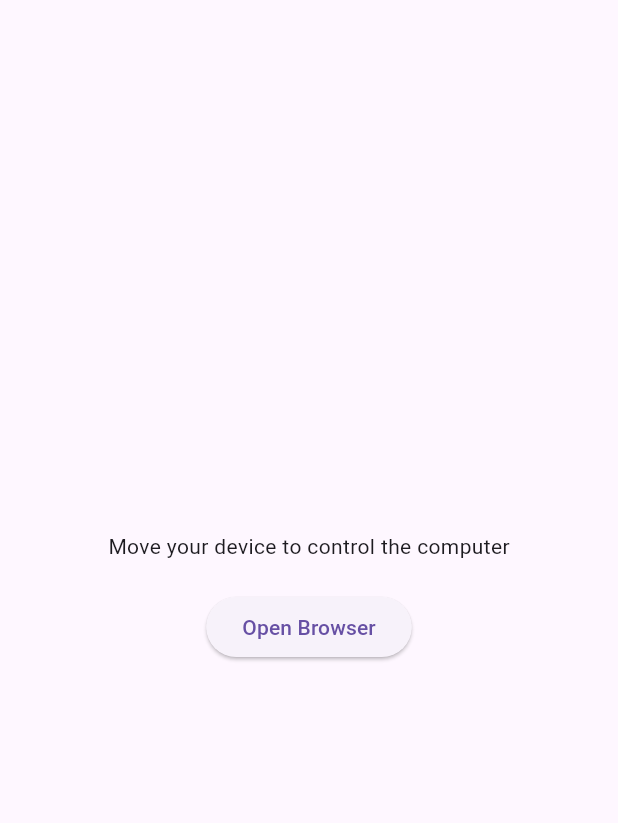
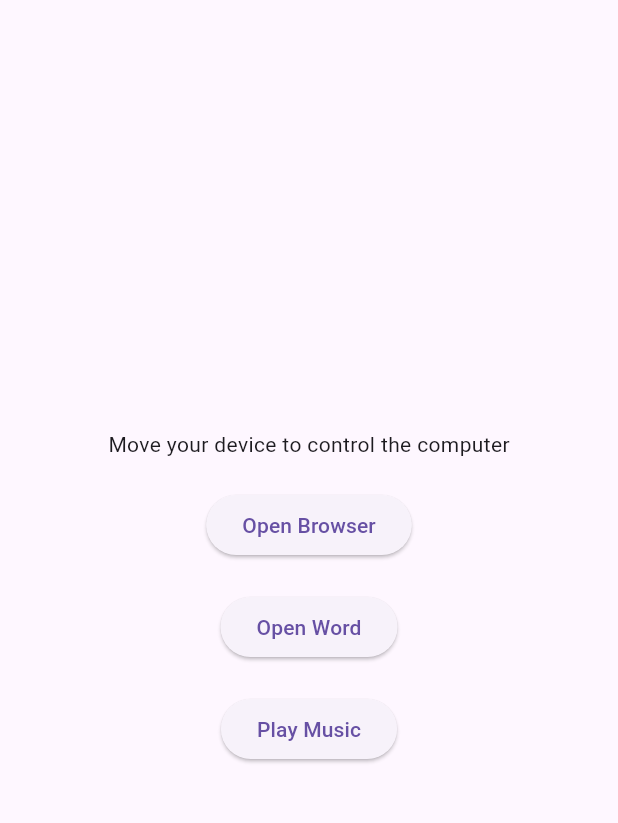
Before and after one commit to JoelRiveraL/giroscopio_flutter, a Flutter app: the screen it shows after launch, after a tap on "Open Browser", on a phone screen of 412 x 824 dp, the part 63-886 px from its top. Run offline on Flutter 3.47's test engine with Material 3 defaults, Android fonts, the phone set to English and light mode, and no system bars; our stand-ins replace sensors_plus; network calls fail.

Commit message:
sensitivityChangeAndPetitionsControl

```diff
--- a/giroscopio_leccion_g4/lib/main.dart
+++ b/giroscopio_leccion_g4/lib/main.dart
@@ -2,10 +2,12 @@ import 'package:flutter/material.dart';
 import 'screens/home_screen.dart';
 
 void main() {
-  runApp(MyApp());
+  runApp(const MyApp());
 }
 
 class MyApp extends StatelessWidget {
+  const MyApp({super.key});
+
   @override
   Widget build(BuildContext context) {
     return MaterialApp(
@@ -13,7 +15,7 @@ class MyApp extends StatelessWidget {
       theme: ThemeData(
         primarySwatch: Colors.blue,
       ),
-      home: HomeScreen(),
+      home: const HomeScreen(),
     );
   }
 }
--- a/giroscopio_leccion_g4/lib/screens/home_screen.dart
+++ b/giroscopio_leccion_g4/lib/screens/home_screen.dart
@@ -4,29 +4,45 @@ import '../services/communication_service.dart';
 import '../utils/gyro_helper.dart';
 
 class HomeScreen extends StatefulWidget {
+  const HomeScreen({super.key});
+
   @override
-  _HomeScreenState createState() => _HomeScreenState();
+  State<HomeScreen> createState() => _HomeScreenState();
 }
 
 class _HomeScreenState extends State<HomeScreen> {
   final CommunicationService _communicationService =
-      CommunicationService('ws://192.168.137.54:8765');
+      CommunicationService('ws://192.168.137.1:8765');
   final GyroHelper _gyroHelper = GyroHelper();
 
   @override
   void initState() {
     super.initState();
+    // Variable para controlar el tiempo entre comandos
+    DateTime lastCommandTime = DateTime.now();
+
     _gyroHelper.startListening((GyroscopeEvent event) {
       // Disminuir la sensibilidad ajustando el umbral
-      double sensitivityThreshold = 0.5; // Ajusta este valor para cambiar la sensibilidad
+      double sensitivityThreshold =
+          4.0; // Cambia este valor según la sensibilidad deseada
+      Duration commandCooldown =
+          const Duration(seconds: 1); // Tiempo mínimo entre comandos
 
-      // Mapear los datos del giroscopio a comandos
+      // Verificar si ha pasado suficiente tiempo desde el último comando
+      if (DateTime.now().difference(lastCommandTime) >= commandCooldown) {
         if (event.x > sensitivityThreshold) {
           _communicationService.sendCommand('open_browser');
+          lastCommandTime =
+              DateTime.now(); // Actualizar el tiempo del último comando
         } else if (event.y > sensitivityThreshold) {
           _communicationService.sendCommand('open_word');
+          lastCommandTime =
+              DateTime.now(); // Actualizar el tiempo del último comando
         } else if (event.z > sensitivityThreshold) {
           _communicationService.sendCommand('play_music');
+          lastCommandTime =
+              DateTime.now(); // Actualizar el tiempo del último comando
+        }
       }
     });
   }
@@ -41,20 +57,36 @@ class _HomeScreenState extends State<HomeScreen> {
   Widget build(BuildContext context) {
     return Scaffold(
       appBar: AppBar(
-        title: Text('Gyroscope Control'),
+        title: const Text('Gyroscope Control'),
       ),
       body: Center(
         child: Column(
           mainAxisAlignment: MainAxisAlignment.center,
           children: [
-            Text('Move your device to control the computer'),
-            SizedBox(height: 20),
+            const Text('Move your device to control the computer'),
+            const SizedBox(height: 20),
             ElevatedButton(
               onPressed: () {
                 // Enviar el comando 'open_browser' al servidor
                 _communicationService.sendCommand('open_browser');
               },
-              child: Text('Open Browser'),
+              child: const Text('Open Browser'),
+            ),
+             const SizedBox(height: 20),
+            ElevatedButton(
+              onPressed: () {
+                // Enviar el comando 'open_word' al servidor
+                _communicationService.sendCommand('open_word');
+              },
+              child: const Text('Open Word'),
+            ),
+            const SizedBox(height: 20),
+            ElevatedButton(
+              onPressed: () {
+                // Enviar el comando 'play_music' al servidor
+                _communicationService.sendCommand('play_music');
+              },
+              child: const Text('Play Music'),
             ),
           ],
         ),
--- a/giroscopio_leccion_g4/lib/utils/gyro_helper.dart
+++ b/giroscopio_leccion_g4/lib/utils/gyro_helper.dart
@@ -2,7 +2,7 @@ import 'package:sensors_plus/sensors_plus.dart';
 
 class GyroHelper {
   void startListening(Function onGyroData) {
-    gyroscopeEvents.listen((GyroscopeEvent event) {
+     gyroscopeEventStream().listen((GyroscopeEvent event) {
       onGyroData(event);
     });
   }
```
Also changed, not shown: 2 other files. Lines whose indentation alone changed are shown as unchanged.
